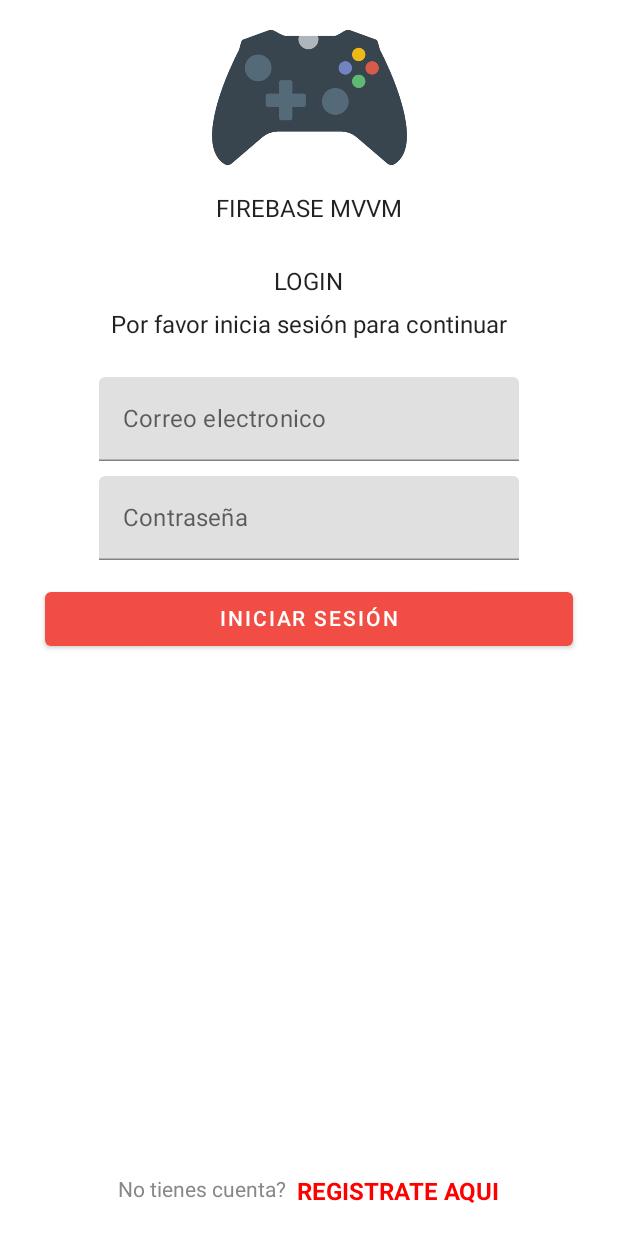
After one commit to faradius/Gamer_MVVM_App, an Android app built with Jetpack Compose: the composable LoginScreen shown on its own in the app's theme, on a phone screen of 412 x 824 dp. The commit adds this screen. Run offline under Robolectric (Android 15) with nearby library versions, the phone set to English and light mode, and no system bars.

Commit message:
Organizando los componentes de la pantalla de login

```diff
--- /dev/null
+++ b/app/src/main/java/com/alex/gamermvvmapp/screens/login/LoginScreen.kt
@@ -0,0 +1,39 @@
+package com.alex.gamermvvmapp.screens.login
+
+import androidx.compose.foundation.layout.*
+import androidx.compose.material.*
+import androidx.compose.runtime.Composable
+import androidx.compose.ui.Modifier
+import androidx.compose.ui.tooling.preview.Preview
+import com.alex.gamermvvmapp.screens.login.components.LoginBottomBar
+import com.alex.gamermvvmapp.screens.login.components.LoginContent
+import com.alex.gamermvvmapp.ui.theme.GamerMVVMAppTheme
+
+//En el screen no se colocan los componentes de forma directa
+@Composable
+fun LoginScreen() {
+    //Es recomendable tener este componente como primera instancia o el componente principal Scaffold y no una columna (Column)
+    //Scaffold es como el cordinator layout
+    Scaffold(
+        topBar = {},
+        content = {
+            LoginContent(it)
+        },
+        bottomBar = {
+            LoginBottomBar()
+        }
+    )
+}
+
+@Preview(showBackground = true, showSystemUi = true)
+@Composable
+fun DefaultPreview() {
+    GamerMVVMAppTheme(darkTheme = true) {
+        Surface(
+            modifier = Modifier.fillMaxSize(),
+            color = MaterialTheme.colors.background
+        ) {
+            LoginScreen()
+        }
+    }
+}
--- /dev/null
+++ b/app/src/main/java/com/alex/gamermvvmapp/screens/login/components/LoginBottomBar.kt
@@ -0,0 +1,37 @@
+package com.alex.gamermvvmapp.screens.login.components
+
+import androidx.compose.foundation.layout.*
+import androidx.compose.material.Text
+import androidx.compose.runtime.Composable
+import androidx.compose.ui.Modifier
+import androidx.compose.ui.graphics.Color
+import androidx.compose.ui.text.font.FontWeight
+import androidx.compose.ui.tooling.preview.Preview
+import androidx.compose.ui.unit.dp
+import androidx.compose.ui.unit.sp
+
+@Composable
+fun LoginBottomBar() {
+    Row(
+        modifier = Modifier.fillMaxWidth().padding(bottom = 20.dp),
+        horizontalArrangement = Arrangement.Center
+    ) {
+        Text(
+            text = "No tienes cuenta?",
+            fontSize = 14.sp,
+            color = Color.Gray
+        )
+        Spacer(modifier = Modifier.width(7.dp))
+        Text(
+            text = "REGISTRATE AQUI",
+            color = Color.Red,
+            fontWeight = FontWeight.Bold
+        )
+    }
+}
+
+@Preview(showBackground = true)
+@Composable
+fun PreviewLoginBottomBar(){
+    LoginBottomBar()
+}
--- /dev/null
+++ b/app/src/main/java/com/alex/gamermvvmapp/screens/login/components/LoginContent.kt
@@ -0,0 +1,83 @@
+package com.alex.gamermvvmapp.screens.login.components
+
+import androidx.compose.foundation.Image
+import androidx.compose.foundation.layout.*
+import androidx.compose.material.*
+import androidx.compose.runtime.Composable
+import androidx.compose.ui.Alignment
+import androidx.compose.ui.Modifier
+import androidx.compose.ui.res.painterResource
+import androidx.compose.ui.tooling.preview.Preview
+import androidx.compose.ui.unit.dp
+import com.alex.gamermvvmapp.R
+import com.alex.gamermvvmapp.screens.login.LoginScreen
+import com.alex.gamermvvmapp.ui.theme.GamerMVVMAppTheme
+
+@Composable
+fun LoginContent(paddingValues: PaddingValues){
+    Column(
+        modifier = Modifier
+            .padding(paddingValues = paddingValues)
+            .fillMaxWidth(),
+        horizontalAlignment = Alignment.CenterHorizontally
+    ) {
+        Image(
+            modifier = Modifier.height(130.dp),
+            painter = painterResource(id = R.drawable.control),
+            contentDescription = "Control de xbox 360"
+        )
+        Text(
+            text = "FIREBASE MVVM"
+        )
+        Text(
+            modifier = Modifier.padding(top = 30.dp),
+            text = "LOGIN"
+        )
+
+        Spacer(modifier = Modifier.height(10.dp))
+
+        Text(
+            text = "Por favor inicia sesión para continuar"
+        )
+        TextField(
+            modifier = Modifier.padding(top = 25.dp),
+            value = "",
+            onValueChange = { },
+            placeholder = {
+                Text(text = "Correo electronico")
+            }
+        )
+
+        Spacer(modifier = Modifier.height(10.dp))
+
+        TextField(
+            value = "",
+            onValueChange = { },
+            placeholder = {
+                Text(text = "Contraseña")
+            }
+        )
+
+        Button(
+            modifier = Modifier
+                .fillMaxWidth()
+                .padding(horizontal = 30.dp, vertical = 15.dp),
+            onClick = { }
+        ) {
+            Text(text = "INICIAR SESIÓN")
+        }
+    }
+}
+
+@Preview(showBackground = true, showSystemUi = true)
+@Composable
+fun PreviewLoginContent() {
+    GamerMVVMAppTheme(darkTheme = true) {
+        Surface(
+            modifier = Modifier.fillMaxSize(),
+            color = MaterialTheme.colors.background
+        ) {
+            LoginScreen()
+        }
+    }
+}
```
Also changed, not shown: app/src/main/java/com/alex/gamermvvmapp/MainActivity.kt (+2 -98 lines), 1 other file.
